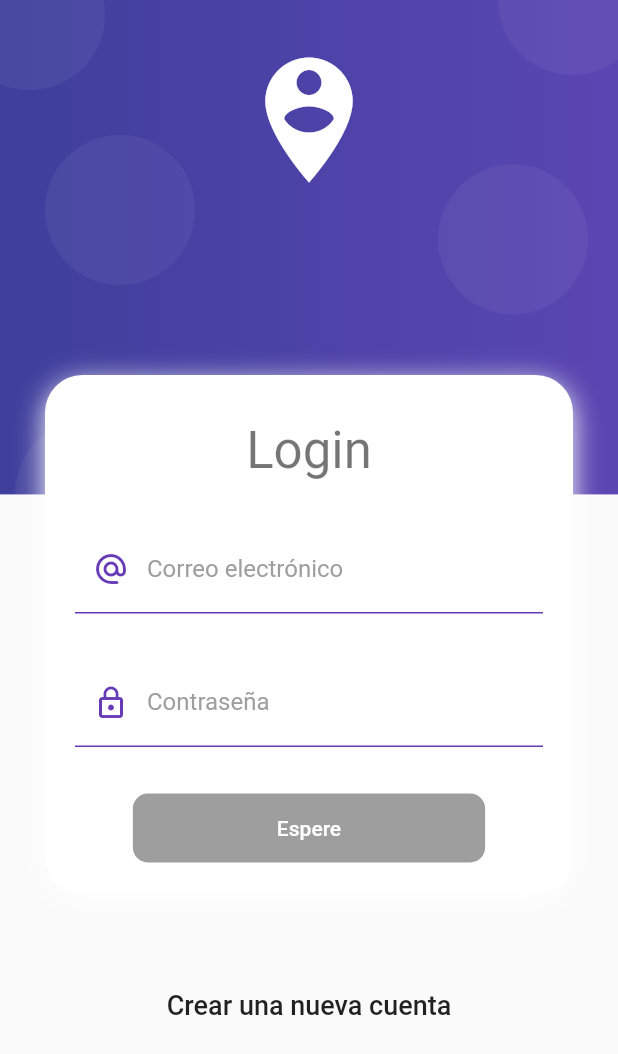
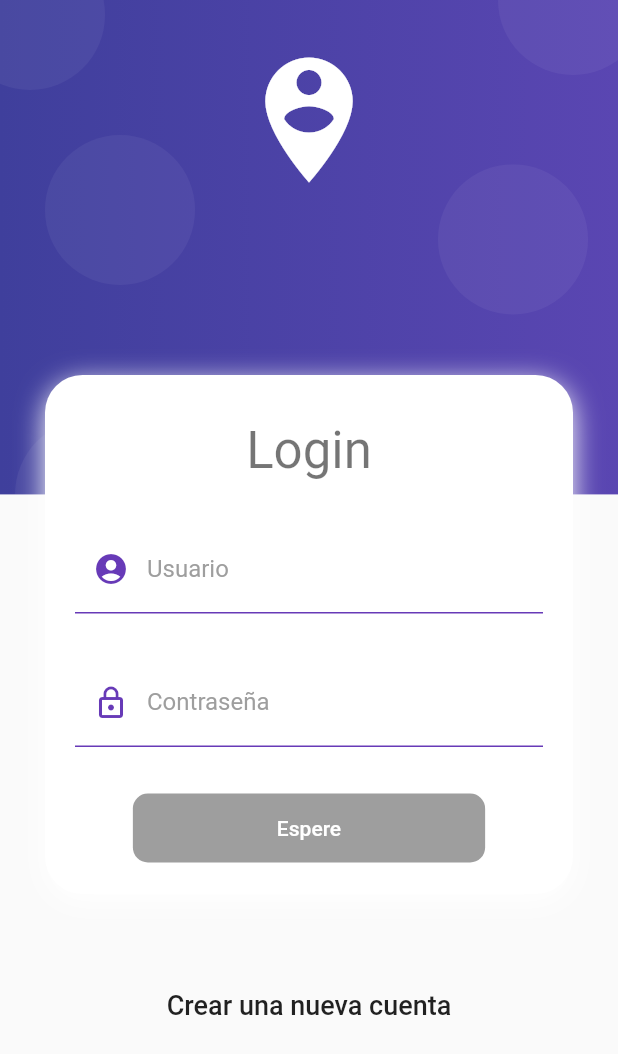
Before and after one commit to daviimt/appproducts, a Flutter app: the screen it shows after launch, after a tap on "Ingresar", on a phone screen of 412 x 824 dp. Shown: the top 1054 px of the screen. Run offline on Flutter 3.47's test engine with Material 2 defaults, Android fonts, the phone set to English and light mode, and no system bars; our stand-ins replace flutter_secure_storage, flutter_styled_toast; network calls fail.

Commit message:
login_screen

```diff
--- a/lib/screens/login_screen.dart
+++ b/lib/screens/login_screen.dart
@@ -61,9 +61,9 @@ class _LoginForm extends StatelessWidget {
               autocorrect: false,
               keyboardType: TextInputType.emailAddress,
               decoration: InputDecorations.authInputDecoration(
-                  labelText: 'Correo electrónico',
-                  prefixIcon: Icons.alternate_email_rounded,
-                  hintText: 'john.doe@gmail.com'),
+                  labelText: 'Usuario',
+                  prefixIcon: Icons.account_circle_sharp,
+                  hintText: 'nombre_usuario'),
               onChanged: (value) => loginForm.username = value,
             ),
             const SizedBox(height: 30),
@@ -111,7 +111,7 @@ class _LoginForm extends StatelessWidget {
 
                         if (spliter?[1] == '200') {
                           if (spliter?[2] == 'false') {
-                            customToast('The user is not enabled', context);
+                            customToast('El usuario no está activo', context);
                           } else {
                             if (spliter?[0] == 'ROLE_ADMIN') {
                               Navigator.pushReplacementNamed(
@@ -122,7 +122,8 @@ class _LoginForm extends StatelessWidget {
                             }
                           }
                         } else {
-                          customToast('Email or password incorrect', context);
+                          customToast(
+                              'Usuario o contraseña incorrecta', context);
                           Navigator.pushReplacementNamed(context, 'login');
                         }
                       })
```
